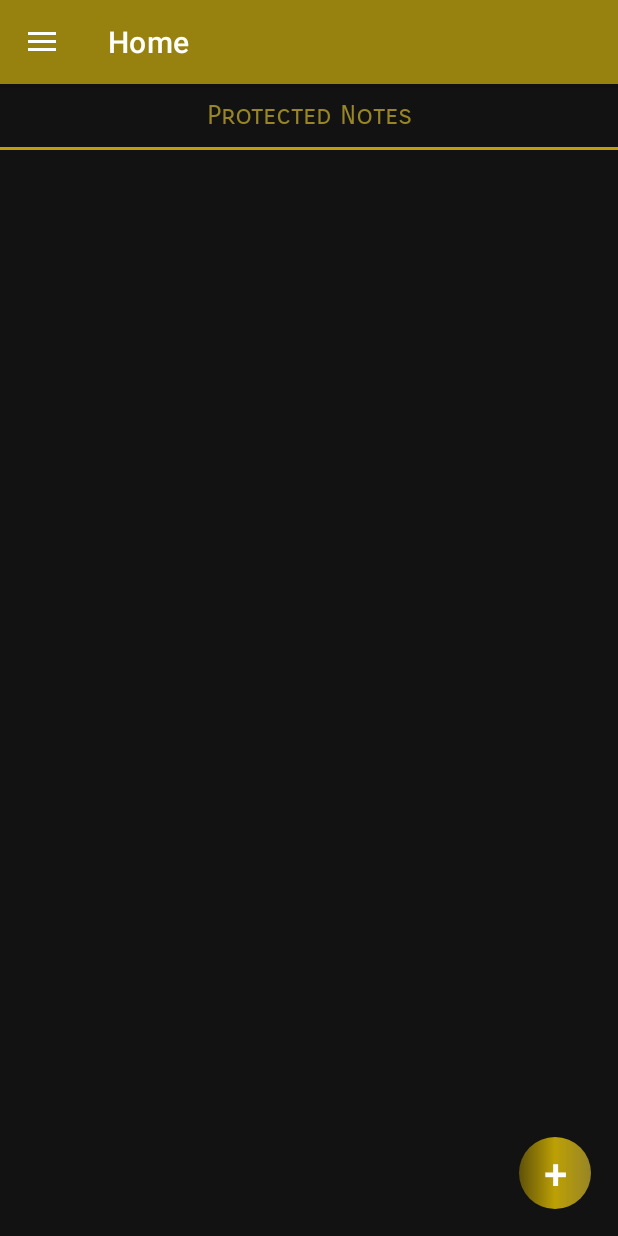
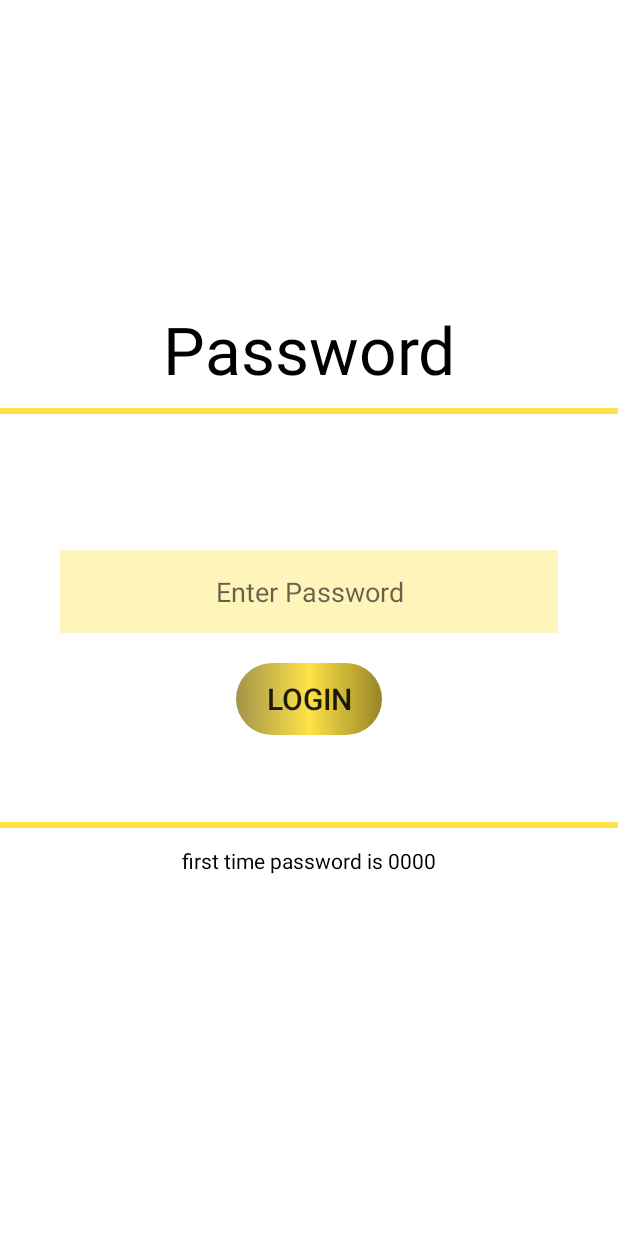
Before and after one commit to Mohamed02Emad/Protected_Notes, an Android app: the screen it shows after launch (MainActivity before the commit, login after it), on a phone screen of 412 x 824 dp. Run offline under Robolectric (Android 15) with nearby library versions, the phone set to English and light mode, and no system bars; Roboto replaces fonts that are not available here.

Commit message:
M-App Password was addeed and reset password was added

```diff
--- a/app/src/main/AndroidManifest.xml
+++ b/app/src/main/AndroidManifest.xml
@@ -14,10 +14,14 @@
         android:theme="@style/Theme.ProtectedNotes"
         tools:targetApi="31">
         <activity
+            android:name=".MainActivity"
+            android:exported="false"
+            android:theme="@style/Theme.ProtectedNotes.NoActionBar"/>
+        <activity
             android:name=".The_Note"
             android:exported="false" />
         <activity
-            android:name=".MainActivity"
+            android:name=".login"
             android:exported="true"
             android:label="@string/app_name"
             android:theme="@style/Theme.ProtectedNotes.NoActionBar">
--- /dev/null
+++ b/app/src/main/java/com/example/android/protectednotes/login.java
@@ -0,0 +1,47 @@
+package com.example.android.protectednotes;
+
+import androidx.appcompat.app.AppCompatActivity;
+
+import android.content.Context;
+import android.content.Intent;
+import android.content.SharedPreferences;
+import android.os.Bundle;
+import android.view.View;
+import android.widget.Button;
+import android.widget.EditText;
+import android.widget.Toast;
+
+public class login extends AppCompatActivity {
+
+    Button button;
+    EditText editText;
+    SharedPreferences shared;
+    @Override
+    protected void onCreate(Bundle savedInstanceState) {
+        super.onCreate(savedInstanceState);
+        setContentView(R.layout.activity_login);
+        button=findViewById(R.id.btnLogin);
+        editText=findViewById(R.id.password_Txt);
+
+//        shared=getSharedPreferences("LoginData", Context.MODE_PRIVATE);
+//        SharedPreferences.Editor editor=shared.edit();
+//        editor.putString("login","0000");
+//        editor.commit();
+
+        button.setOnClickListener(new View.OnClickListener() {
+            @Override
+            public void onClick(View view) {
+                SharedPreferences pref=getSharedPreferences("logindatapred",MODE_PRIVATE);
+                String password=pref.getString("Password","0000");
+                if(editText.getText().toString().equals(password)){
+                    Intent intent=new Intent(getApplicationContext(),MainActivity.class);
+                    startActivity(intent);
+                    finish();
+                }else{
+                    Toast.makeText(login.this, "Wrong Password", Toast.LENGTH_SHORT).show();
+                }
+
+            }
+        });
+    }
+}
--- a/app/src/main/java/com/example/android/protectednotes/ui/home/HomeFragment.java
+++ b/app/src/main/java/com/example/android/protectednotes/ui/home/HomeFragment.java
@@ -174,6 +174,7 @@ public class HomeFragment extends Fragment implements home_Rv_interface {
             public void onSwiped(@NonNull RecyclerView.ViewHolder viewHolder, int direction) {
             }
         }).attachToRecyclerView(home_RV);
+        resetdb();
     }
 
     public void resetdb() {
--- /dev/null
+++ b/app/src/main/res/layout/activity_login.xml
@@ -0,0 +1,84 @@
+<?xml version="1.0" encoding="utf-8"?>
+<androidx.constraintlayout.widget.ConstraintLayout xmlns:android="http://schemas.android.com/apk/res/android"
+    xmlns:app="http://schemas.android.com/apk/res-auto"
+    xmlns:tools="http://schemas.android.com/tools"
+    android:layout_width="match_parent"
+    android:layout_height="match_parent"
+    tools:context=".login">
+
+    <View
+        android:id="@+id/upperLine"
+        android:layout_width="match_parent"
+        android:layout_height="4dp"
+        android:background="@color/Golden_Theme"
+        app:layout_constraintTop_toTopOf="parent"
+        app:layout_constraintBottom_toTopOf="@id/lowerLine"
+        />
+
+<TextView
+    android:layout_width="wrap_content"
+    android:layout_height="wrap_content"
+    app:layout_constraintBottom_toTopOf="@id/upperLine"
+    app:layout_constraintLeft_toLeftOf="parent"
+    app:layout_constraintRight_toRightOf="parent"
+    android:textColor="?attr/textTheme"
+    android:text="@string/password"
+    android:textSize="44sp"
+    android:layout_marginBottom="10dp"
+    />
+
+    <androidx.appcompat.widget.AppCompatEditText
+        android:id="@+id/password_Txt"
+        android:layout_width="match_parent"
+        android:layout_height="55dp"
+        app:layout_constraintTop_toBottomOf="@id/upperLine"
+        app:layout_constraintBottom_toTopOf="@id/lowerLine"
+        android:layout_marginRight="40dp"
+        android:layout_marginLeft="40dp"
+        android:textColor="?attr/textTheme"
+        android:inputType="numberPassword"
+        android:hint="@string/enter_password"
+        android:gravity="center"
+        android:textSize="18sp"
+        android:background="#46FFD700"
+        android:layout_marginBottom="35dp"
+        />
+
+    <TextView
+        android:layout_width="wrap_content"
+        android:layout_height="wrap_content"
+        app:layout_constraintTop_toBottomOf="@id/lowerLine"
+        app:layout_constraintLeft_toLeftOf="parent"
+        app:layout_constraintRight_toRightOf="parent"
+        android:layout_marginTop="12dp"
+        android:text="@string/first_time_password_is_0000"
+        android:textSize="14sp"
+        android:textColor="?attr/textTheme"
+        />
+
+    <androidx.appcompat.widget.AppCompatButton
+        android:id="@+id/btnLogin"
+        android:layout_width="wrap_content"
+        android:layout_height="wrap_content"
+        android:paddingRight="20dp"
+        android:paddingLeft="20dp"
+        app:layout_constraintTop_toBottomOf="@id/password_Txt"
+        app:layout_constraintLeft_toLeftOf="parent"
+        app:layout_constraintRight_toRightOf="parent"
+        android:layout_marginTop="20dp"
+        android:text="@string/login"
+        android:textSize="20sp"
+        android:background="@drawable/floating"
+        />
+
+    <View
+        android:id="@+id/lowerLine"
+        android:layout_width="match_parent"
+        android:layout_height="4dp"
+        android:background="@color/Golden_Theme"
+        app:layout_constraintTop_toBottomOf="@id/upperLine"
+        app:layout_constraintBottom_toBottomOf="parent"
+
+        />
+
+</androidx.constraintlayout.widget.ConstraintLayout>
--- a/app/src/main/res/layout/fragment_settings.xml
+++ b/app/src/main/res/layout/fragment_settings.xml
@@ -253,7 +253,7 @@
             android:background="?attr/line" />
 
         <TextView
-            android:id="@+id/RateUs_Button"
+            android:id="@+id/resetpassword_Button"
             android:layout_width="match_parent"
             android:layout_height="wrap_content"
             android:layout_marginBottom="10dp"
--- a/app/src/main/res/values/strings.xml
+++ b/app/src/main/res/values/strings.xml
@@ -20,10 +20,14 @@
     <string name="notifications">Notifications</string>
     <string name="sounds">Sounds</string>
     <string name="keep_screen_on">Keep Screen On</string>
-    <string name="rate_us">Rate Us</string>
+    <string name="rate_us">Reset Password</string>
     <string name="plusButton" translatable="false">+</string>
     <string name="protected_notes">Protected Notes</string>
     <string name="to_do_list">To do List</string>
     <string name="save">Save</string>
     <string name="selectLang">Select Language</string>
+    <string name="password">Password</string>
+    <string name="first_time_password_is_0000">first time password is 0000</string>
+    <string name="enter_password">Enter Password</string>
+    <string name="login">Login</string>
 </resources>
```
Also changed, not shown: app/src/main/java/com/example/android/protectednotes/Settings.java (+91 -1 lines), 1 other file.
